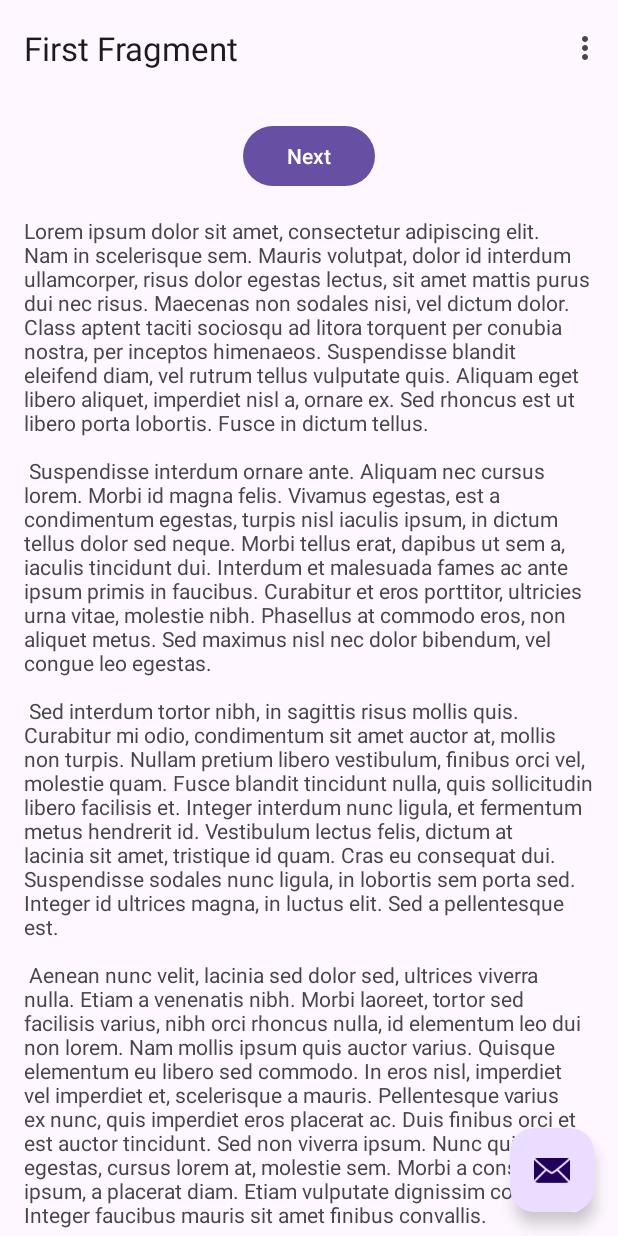
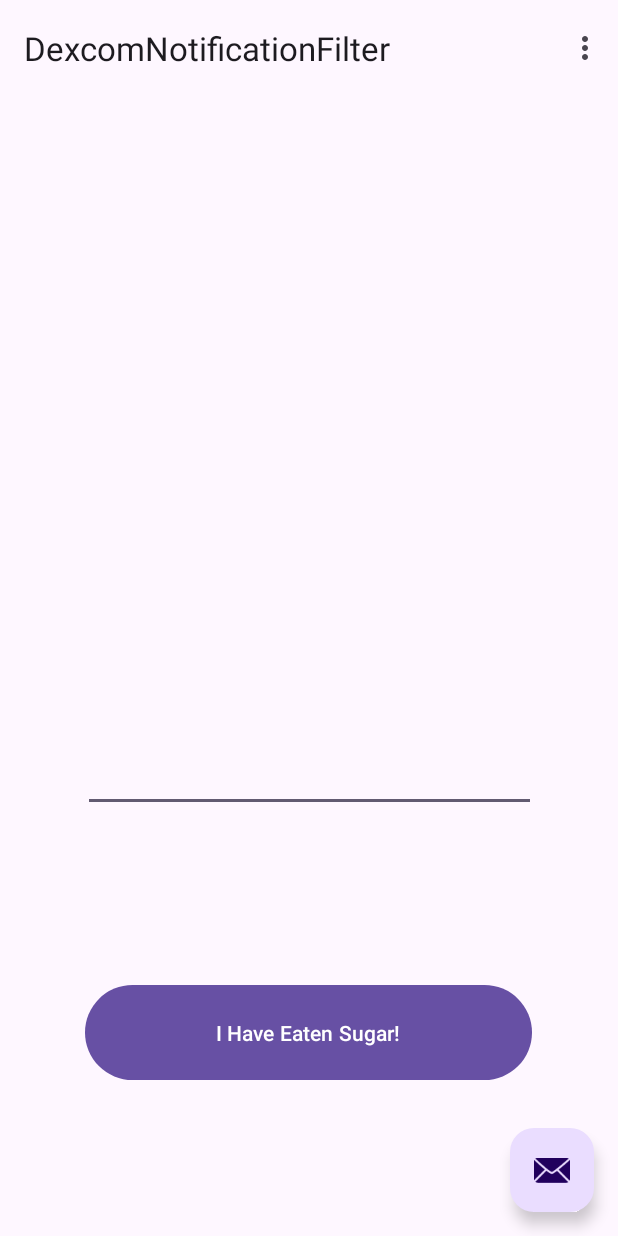
Before and after one commit to tobithehomie/DexcomNotificationFilter_App, an Android app: the screen it shows after launch (MainActivity), on a phone screen of 412 x 824 dp. Run offline under Robolectric (Android 15) with nearby library versions, the phone set to English and light mode, and no system bars; our stand-ins replace navigation-ui; 3 statements that could not run were skipped.

Commit message:
Modified content_main.xml file

```diff
--- a/app/src/main/res/layout/content_main.xml
+++ b/app/src/main/res/layout/content_main.xml
@@ -1,19 +1,31 @@
 <?xml version="1.0" encoding="utf-8"?>
 <androidx.constraintlayout.widget.ConstraintLayout xmlns:android="http://schemas.android.com/apk/res/android"
     xmlns:app="http://schemas.android.com/apk/res-auto"
+    xmlns:tools="http://schemas.android.com/tools"
     android:layout_width="match_parent"
     android:layout_height="match_parent"
     app:layout_behavior="@string/appbar_scrolling_view_behavior">
 
-    <fragment
-        android:id="@+id/nav_host_fragment_content_main"
-        android:name="androidx.navigation.fragment.NavHostFragment"
-        android:layout_width="0dp"
-        android:layout_height="0dp"
-        app:defaultNavHost="true"
+    <Button
+        android:id="@+id/sugarButton"
+        android:layout_width="298dp"
+        android:layout_height="71dp"
+        android:layout_marginBottom="100dp"
+        android:text="@string/eatenSugar"
         app:layout_constraintBottom_toBottomOf="parent"
         app:layout_constraintEnd_toEndOf="parent"
+        app:layout_constraintHorizontal_bias="0.495"
+        app:layout_constraintStart_toStartOf="parent" />
+
+    <EditText
+        android:id="@+id/notificationMultiText"
+        android:layout_width="302dp"
+        android:layout_height="427dp"
+        android:layout_marginTop="50dp"
+        android:ems="10"
+        android:gravity="start|top"
+        android:inputType="textMultiLine"
+        app:layout_constraintEnd_toEndOf="parent"
         app:layout_constraintStart_toStartOf="parent"
-        app:layout_constraintTop_toTopOf="parent"
-        app:navGraph="@navigation/nav_graph" />
+        app:layout_constraintTop_toTopOf="parent" />
 </androidx.constraintlayout.widget.ConstraintLayout>
--- a/app/src/main/res/values/strings.xml
+++ b/app/src/main/res/values/strings.xml
@@ -44,4 +44,5 @@
         vestibulum. Fusce dictum libero quis erat maximus, vitae volutpat diam dignissim.
     </string>
     <string name="service_name" />
+    <string name="eatenSugar">I Have Eaten Sugar!</string>
 </resources>
```
